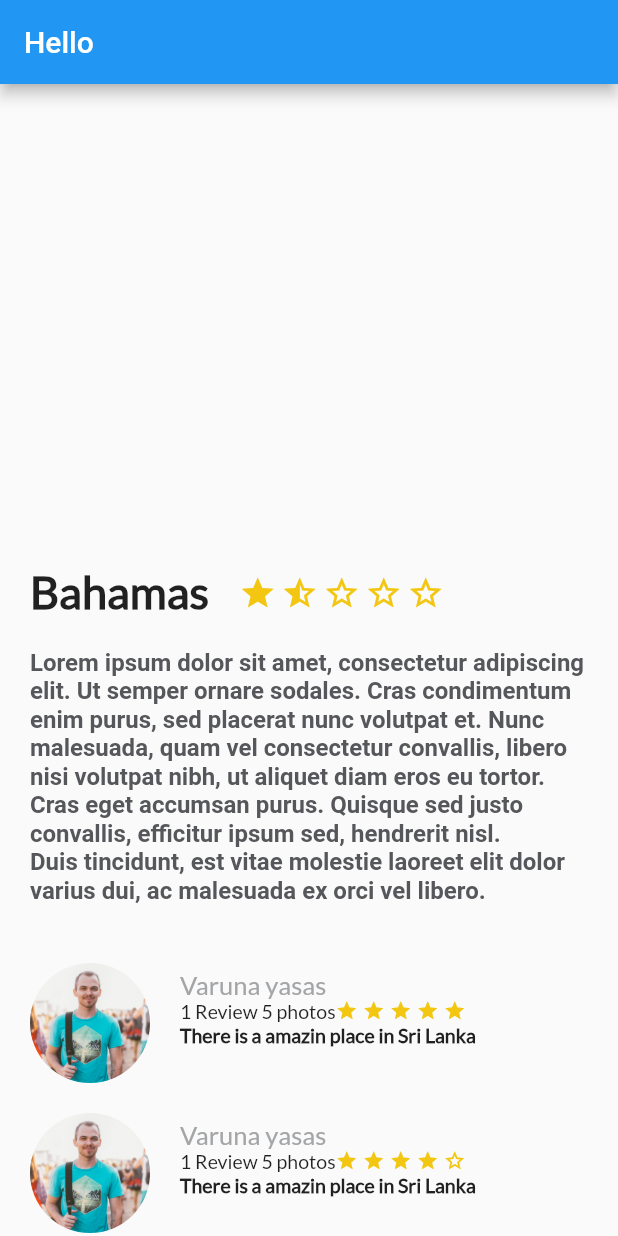
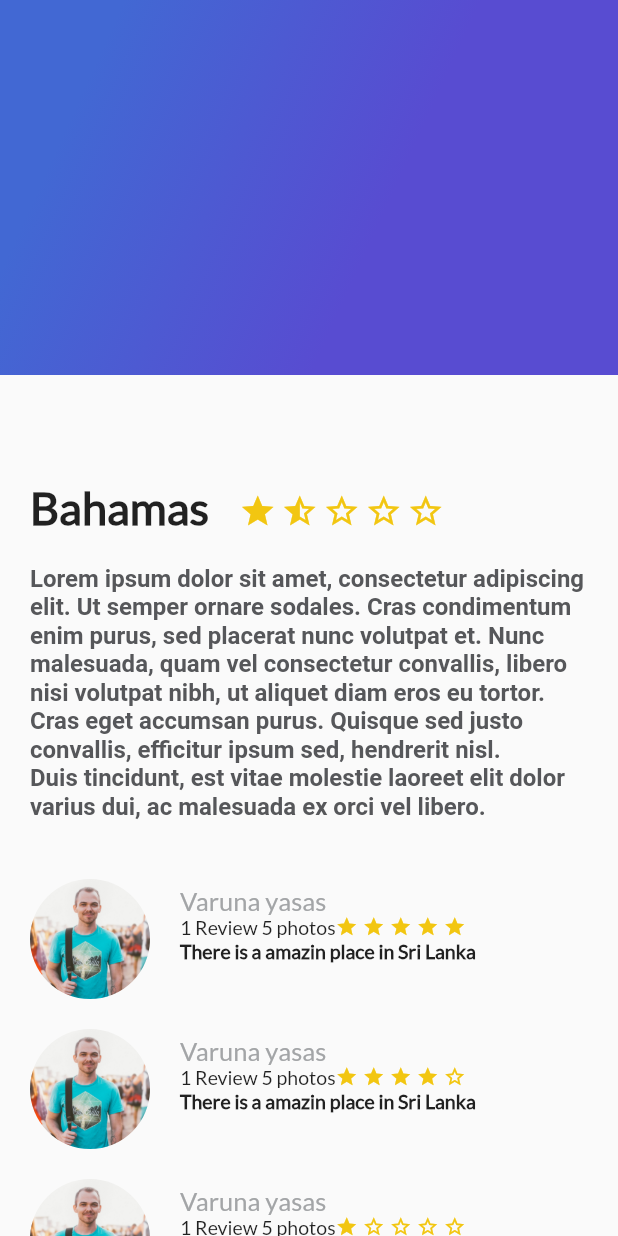
Before and after one commit to mariovzc/Trips-app-flutter, a Flutter app: the screen it shows after launch, on a phone screen of 412 x 824 dp. Run offline on Flutter 3.47's test engine with Material 2 defaults, Android fonts, the phone set to English and light mode, and no system bars.

Commit message:
add gradient BG to the main view

```diff
--- /dev/null
+++ b/lib/components/gradient_bg.dart
@@ -0,0 +1,23 @@
+import 'package:flutter/material.dart';
+
+class GradientBg extends StatelessWidget {
+
+  @override
+  Widget build(BuildContext context) {
+    return Container(
+      height: 250,
+      decoration: BoxDecoration(
+        gradient: LinearGradient(
+          colors: [
+            Color(0xFF4268D3), // mas claro
+            Color(0xFF584CD1), // mas oscuro
+          ],
+          begin: FractionalOffset(0.2, 0),
+          end: FractionalOffset(1, 0.6),
+          stops: [0.0, 0.6],
+          tileMode: TileMode.clamp
+        )
+      ),
+    );
+  }
+}
--- a/lib/components/stars_widget.dart
+++ b/lib/components/stars_widget.dart
@@ -1,7 +1,7 @@
 import 'package:flutter/material.dart';
 import 'star_widget.dart';
 
-Widget starsWidget(double numberOfStars, {double top = 323,double size = 25}){
+Widget starsWidget(double numberOfStars, {double top = 325,double size = 25}){
   List<Widget> rowStars = [];
   for(int i=1; i<=5; i++){
     rowStars.add(validateStarIconWidget(numberOfStars, top, size));
--- a/lib/main.dart
+++ b/lib/main.dart
@@ -2,6 +2,7 @@ import 'package:flutter/material.dart';
 import 'description_place.dart';
 import 'extra/hard_strings.dart';
 import 'components/review_widgets/review_list.dart';
+import 'components/gradient_bg.dart';
 
 void main() => runApp(MyApp());
 
@@ -15,17 +16,17 @@ class MyApp extends StatelessWidget {
       ),
       //MyHomePage(title: 'Flutter Demo Home Page'),
       home: Scaffold(
-        appBar: AppBar(
-          title: Text('Hello'),
+        body: Stack(
+          children: <Widget>[
+            ListView(
+              children: <Widget>[
+                DescriptionPlace('Bahamas', 1.5, dummyString()),
+                ReviewList()
+              ],
+            ),
+            GradientBg(),
+          ],
         ),
-        body: SingleChildScrollView(
-          child: Column(
-            children: <Widget>[
-              DescriptionPlace('Bahamas', 1.5, dummyString()),
-              ReviewList()
-            ],
-          ),
-        )
       )
     );
   }
```
